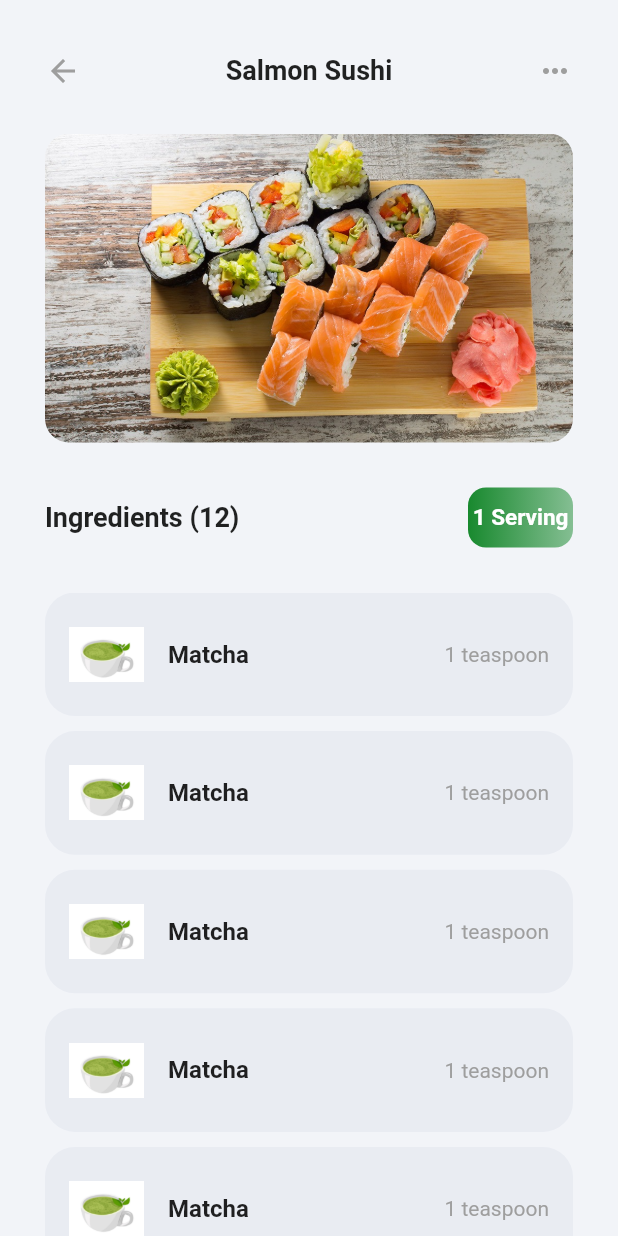
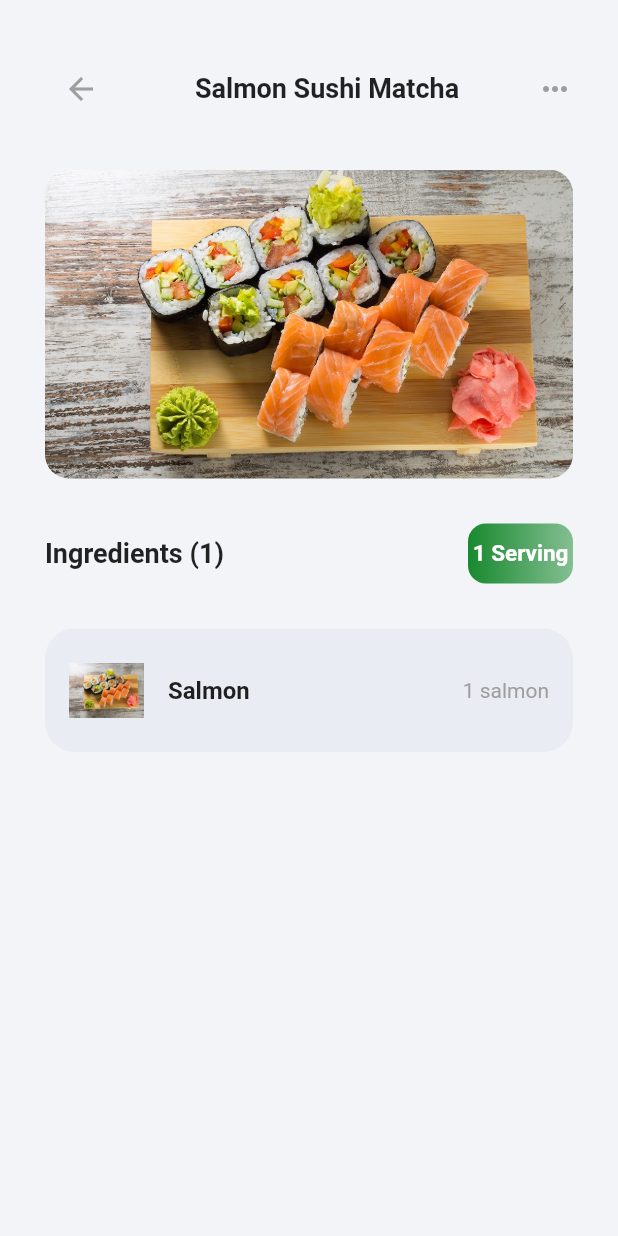
Before and after one commit to UI-Light/recipe_app, a Flutter app: the FoodsView screen opened directly, after a tap on "Salmon Sushi Matcha", on a phone screen of 412 x 824 dp. Run offline on Flutter 3.47's test engine with Material 2 defaults, Android fonts, the light colour scheme and no system bars; our stand-ins replace google_fonts.

Commit message:
Add extra foods & ingredients in foodview & recipeview

```diff
--- /dev/null
+++ b/lib/models/ingredients.dart
@@ -0,0 +1,9 @@
+class Ingredient {
+  final String ingredientName;
+  final String measurement;
+  final String ingredientImage;
+  Ingredient(
+      {required this.ingredientName,
+      required this.measurement,
+      required this.ingredientImage});
+}
--- /dev/null
+++ b/lib/models/recipe.dart
@@ -0,0 +1,15 @@
+import 'package:recipe_app/models/ingredients.dart';
+
+class Recipe {
+  final String nameOfFood;
+  final int ingredientCount;
+  final String image;
+  final int cookingTime;
+  final List<Ingredient> ingredients;
+  Recipe(
+      {required this.nameOfFood,
+      required this.ingredientCount,
+      required this.cookingTime,
+      required this.image,
+      required this.ingredients});
+}
--- /dev/null
+++ b/lib/ui/shared/recipe_card.dart
@@ -0,0 +1,65 @@
+import 'package:flutter/material.dart';
+import 'package:recipe_app/models/recipe.dart';
+import 'package:recipe_app/ui/views/recipe_view.dart';
+import 'package:google_fonts/google_fonts.dart';
+
+class RecipeCard extends StatelessWidget {
+  final Recipe recipe;
+  const RecipeCard({Key? key, required this.recipe}) : super(key: key);
+
+  @override
+  Widget build(BuildContext context) {
+    return GestureDetector(
+      onTap: () {
+        Navigator.push(
+          context,
+          MaterialPageRoute(
+              builder: (context) => RecipeView(
+                    recipe: recipe,
+                  )),
+        );
+      },
+      child: Container(
+        height: MediaQuery.of(context).size.height / 2,
+        decoration: BoxDecoration(
+          borderRadius: BorderRadius.circular(16),
+          image: DecorationImage(
+            image: AssetImage(recipe.image),
+            fit: BoxFit.cover,
+          ),
+        ),
+        child: Padding(
+          padding: const EdgeInsets.all(16.0),
+          child: Column(
+            children: [
+              Container(
+                alignment: Alignment.topRight,
+                decoration: const BoxDecoration(),
+                child: const Icon(
+                  Icons.bookmark,
+                  size: 35,
+                  color: Colors.white,
+                ),
+              ),
+              const SizedBox(height: 200),
+              Text(
+                recipe.nameOfFood,
+                style: GoogleFonts.roboto(
+                  fontSize: 28,
+                  fontWeight: FontWeight.bold,
+                  color: Colors.white,
+                ),
+              ),
+              const SizedBox(height: 20),
+              Text(
+                '${recipe.ingredientCount} Ingredients | ${recipe.cookingTime} Mins',
+                textAlign: TextAlign.start,
+                style: const TextStyle(fontSize: 14, color: Colors.white),
+              )
+            ],
+          ),
+        ),
+      ),
+    );
+  }
+}
--- a/lib/ui/shared/recipe_list.dart
+++ b/lib/ui/shared/recipe_list.dart
@@ -1,20 +1,18 @@
 import 'package:flutter/material.dart';
 import 'package:google_fonts/google_fonts.dart';
+import 'package:recipe_app/models/ingredients.dart';
 
 class RecipeList extends StatelessWidget {
-  final String ingredientName;
-  final String measurement;
-  final ingredientImage;
-  const RecipeList(
-      {Key? key,
-      required this.ingredientName,
-      required this.measurement,
-      required this.ingredientImage})
-      : super(key: key);
+  final Ingredient ingredient;
+  const RecipeList({
+    Key? key,
+    required this.ingredient,
+  }) : super(key: key);
 
   @override
   Widget build(BuildContext context) {
     return Container(
+      margin: const EdgeInsets.only(bottom: 10),
       alignment: Alignment.center,
       height: MediaQuery.of(context).size.height / 10,
       decoration: BoxDecoration(
@@ -23,18 +21,18 @@ class RecipeList extends StatelessWidget {
       ),
       child: ListTile(
         leading: Image(
-          image: ingredientImage,
+          image: AssetImage(ingredient.ingredientImage),
           height: 50,
           width: 50,
         ),
         title: Text(
-          ingredientName,
+          ingredient.ingredientName,
           style: GoogleFonts.roboto(
             fontWeight: FontWeight.bold,
           ),
         ),
         trailing: Text(
-          measurement,
+          ingredient.measurement,
           style: const TextStyle(color: Colors.grey),
         ),
       ),
--- a/lib/ui/views/foods_view.dart
+++ b/lib/ui/views/foods_view.dart
@@ -1,7 +1,9 @@
 import 'package:flutter/material.dart';
 import 'package:google_fonts/google_fonts.dart';
+import 'package:recipe_app/models/ingredients.dart';
+import 'package:recipe_app/models/recipe.dart';
+import 'package:recipe_app/ui/shared/recipe_card.dart';
 import 'package:recipe_app/ui/shared/scrollable_menu.dart';
-import 'package:recipe_app/ui/views/recipe_view.dart';
 
 class FoodsView extends StatefulWidget {
   const FoodsView({Key? key}) : super(key: key);
@@ -11,12 +13,87 @@ class FoodsView extends StatefulWidget {
 }
 
 class _FoodsViewState extends State<FoodsView> {
+  final List<Recipe> foods = [
+    Recipe(
+        nameOfFood: 'Salmon Sushi Matcha',
+        ingredientCount: 1,
+        cookingTime: 40,
+        image: 'asset/sushi-dinner.jpg',
+        ingredients: [
+          Ingredient(
+              ingredientName: 'Salmon ',
+              measurement: '1 salmon',
+              ingredientImage: 'asset/sushi-dinner.jpg')
+        ]),
+    Recipe(
+        nameOfFood: 'Sushi',
+        ingredientCount: 5,
+        cookingTime: 90,
+        image: 'asset/sushi.jpg',
+        ingredients: [
+          Ingredient(
+              ingredientName: 'Rice',
+              measurement: '2 cups',
+              ingredientImage: 'asset/matcha.jpg'),
+          Ingredient(
+              ingredientName: 'Vinegar',
+              measurement: '2 tablespoons',
+              ingredientImage: 'asset/matcha.jpg'),
+          Ingredient(
+              ingredientName: 'Avocado',
+              measurement: '1 avocado',
+              ingredientImage: 'asset/matcha.jpg'),
+          Ingredient(
+              ingredientName: 'Salmon',
+              measurement: '1 Salmon',
+              ingredientImage: 'asset/matcha.jpg'),
+          Ingredient(
+              ingredientName: 'Seaweed',
+              measurement: 'A pack',
+              ingredientImage: 'asset/matcha.jpg'),
+        ]),
+    Recipe(
+        nameOfFood: 'Beef Burger with milkshakes',
+        ingredientCount: 5,
+        cookingTime: 15,
+        image: 'asset/burger.jpg',
+        ingredients: [
+          Ingredient(
+              ingredientName: 'Buns',
+              measurement: '2 buns',
+              ingredientImage: 'asset/matcha.jpg'),
+          Ingredient(
+              ingredientName: 'Minced Beef',
+              measurement: '1 kg',
+              ingredientImage: 'asset/matcha.jpg'),
+          Ingredient(
+              ingredientName: 'Cheese',
+              measurement: '',
+              ingredientImage: 'asset/matcha.jpg'),
+          Ingredient(
+              ingredientName: 'Tomatoes',
+              measurement: '1',
+              ingredientImage: 'asset/matcha.jpg'),
+          Ingredient(
+              ingredientName: 'Lettuce',
+              measurement: '',
+              ingredientImage: 'asset/matcha.jpg'),
+        ]),
+  ];
   int selected = 0; //here this selected = 0 is the index
+  late Recipe selectedRecipe;
   void selectMenu(int index) {
     //selectMenu takes a parameter index and it sets that index to selected
     setState(() {
       selected = index;
+      selectedRecipe = foods[index];
     });
+  }
+
+  @override
+  void initState() {
+    selectedRecipe = foods[0];
+    super.initState();
   }
 
   @override
@@ -49,8 +126,7 @@ class _FoodsViewState extends State<FoodsView> {
                         color: Colors.white,
                         borderRadius: BorderRadius.all(Radius.circular(14)),
                       ),
-                    child: const Expanded(
-                      child: TextField(
+                      child: const TextField(
                         decoration: InputDecoration(
                           icon: Icon(Icons.search),
                           hintText: 'Search Destination',
@@ -59,7 +135,6 @@ class _FoodsViewState extends State<FoodsView> {
                             fontSize: 14,
                           ),
                           border: InputBorder.none,
-                        ),
                         ),
                       ),
                     ),
@@ -89,55 +164,7 @@ class _FoodsViewState extends State<FoodsView> {
                   },
                 ),
                 const SizedBox(height: 25),
-              GestureDetector(
-                onTap: () {
-                  Navigator.push(
-                    context,
-                    MaterialPageRoute(builder: (context) => const RecipeView()),
-                  );
-                },
-                child: Container(
-                  height: MediaQuery.of(context).size.height / 2,
-                  decoration: BoxDecoration(
-                    borderRadius: BorderRadius.circular(16),
-                    image: const DecorationImage(
-                      image: AssetImage('asset/sushi-dinner.jpg'),
-                      fit: BoxFit.cover,
-                    ),
-                  ),
-                  child: Padding(
-                    padding: const EdgeInsets.all(16.0),
-                    child: Column(
-                      children: [
-                        Container(
-                          alignment: Alignment.topRight,
-                          decoration: const BoxDecoration(),
-                          child: const Icon(
-                            Icons.bookmark,
-                            size: 35,
-                            color: Colors.white,
-                          ),
-                        ),
-                        const SizedBox(height: 200),
-                        Text(
-                          'Salmon Sushi Matcha',
-                          style: GoogleFonts.roboto(
-                            fontSize: 28,
-                            fontWeight: FontWeight.bold,
-                            color: Colors.white,
-                          ),
-                        ),
-                        const SizedBox(height: 20),
-                        const Text(
-                          '12 Ingredients | 40 Mins',
-                          textAlign: TextAlign.start,
-                          style: TextStyle(fontSize: 14, color: Colors.white),
-                        )
-                      ],
-                    ),
-                  ),
-                ),
-              ),
+                RecipeCard(recipe: selectedRecipe),
               ],
             ),
           ),
@@ -184,6 +211,7 @@ class _FoodsViewState extends State<FoodsView> {
             ),
           ),
         ),
-    ));
+      ),
+    );
   }
 }
--- a/lib/ui/views/home_view.dart
+++ b/lib/ui/views/home_view.dart
@@ -8,8 +8,7 @@ class HomeView extends StatelessWidget {
 
   @override
   Widget build(BuildContext context) {
-    return Expanded(
-      child: Scaffold(
+    return Scaffold(
       body: Container(
         decoration: BoxDecoration(
           image: DecorationImage(
@@ -81,7 +80,6 @@ class HomeView extends StatelessWidget {
           ),
         ),
       ),
-      ),
     );
   }
 }
--- a/lib/ui/views/recipe_view.dart
+++ b/lib/ui/views/recipe_view.dart
@@ -1,9 +1,11 @@
 import 'package:flutter/material.dart';
 import 'package:google_fonts/google_fonts.dart';
 import 'package:recipe_app/ui/shared/recipe_list.dart';
+import 'package:recipe_app/models/recipe.dart';
 
 class RecipeView extends StatelessWidget {
-  const RecipeView({Key? key}) : super(key: key);
+  final Recipe recipe;
+  const RecipeView({Key? key, required this.recipe}) : super(key: key);
 
   @override
   Widget build(BuildContext context) {
@@ -17,12 +19,17 @@ class RecipeView extends StatelessWidget {
               Row(
                 mainAxisAlignment: MainAxisAlignment.spaceBetween,
                 children: [
-                  const Icon(
-                    Icons.arrow_back,
+                  IconButton(
+                    onPressed: () {
+                      Navigator.of(context).pop();
+                    },
+                    icon: const Icon(
+                      Icons.arrow_back,
+                    ),
                     color: Colors.grey,
                   ),
                   Text(
-                    'Salmon Sushi',
+                    recipe.nameOfFood,
                     style: GoogleFonts.roboto(
                         fontWeight: FontWeight.bold, fontSize: 18),
                   ),
@@ -37,8 +44,8 @@ class RecipeView extends StatelessWidget {
                 height: MediaQuery.of(context).size.height / 4,
                 decoration: BoxDecoration(
                   borderRadius: BorderRadius.circular(16),
-                  image: const DecorationImage(
-                    image: AssetImage('asset/sushi-dinner.jpg'),
+                  image: DecorationImage(
+                    image: AssetImage(recipe.image),
                     fit: BoxFit.cover,
                   ),
                 ),
@@ -48,7 +55,7 @@ class RecipeView extends StatelessWidget {
                 mainAxisAlignment: MainAxisAlignment.spaceBetween,
                 children: [
                   Text(
-                    'Ingredients (12)',
+                    'Ingredients (${recipe.ingredientCount})',
                     style: GoogleFonts.roboto(
                       fontWeight: FontWeight.bold,
                       fontSize: 18,
@@ -83,39 +90,12 @@ class RecipeView extends StatelessWidget {
               const SizedBox(height: 30),
               Expanded(
                 child: SingleChildScrollView(
-                  scrollDirection: Axis.vertical,
                   child: Column(
-                    children: const [
-                      RecipeList(
-                        ingredientName: 'Matcha',
-                        measurement: '1 teaspoon',
-                        ingredientImage: AssetImage('asset/matcha.jpg'),
-                      ),
-                      SizedBox(height: 10),
-                      RecipeList(
-                        ingredientName: 'Matcha',
-                        measurement: '1 teaspoon',
-                        ingredientImage: AssetImage('asset/matcha.jpg'),
-                      ),
-                      SizedBox(height: 10),
-                      RecipeList(
-                        ingredientName: 'Matcha',
-                        measurement: '1 teaspoon',
-                        ingredientImage: AssetImage('asset/matcha.jpg'),
-                      ),
-                      SizedBox(height: 10),
-                      RecipeList(
-                        ingredientName: 'Matcha',
-                        measurement: '1 teaspoon',
-                        ingredientImage: AssetImage('asset/matcha.jpg'),
-                      ),
-                      SizedBox(height: 10),
-                      RecipeList(
-                        ingredientName: 'Matcha',
-                        measurement: '1 teaspoon',
-                        ingredientImage: AssetImage('asset/matcha.jpg'),
-                      ),
-                      SizedBox(height: 10),
+                    children: [
+                      for (var ingredient in recipe.ingredients)
+                        RecipeList(
+                          ingredient: ingredient,
+                        ),
                     ],
                   ),
                 ),
--- a/pubspec.yaml
+++ b/pubspec.yaml
@@ -61,7 +61,7 @@ flutter:
   # To add assets to your application, add an assets section, like this:
   assets:
      - asset/sushi.jpg
-     - asset/Sushii.jpg
+     - asset/burger.jpg
      - asset/sushi-dinner.jpg
      - asset/matcha.jpg
 
```
Also changed, not shown: asset/Sushii.jpg (deleted), asset/burger.jpg (added). Lines whose indentation alone changed are shown as unchanged.
